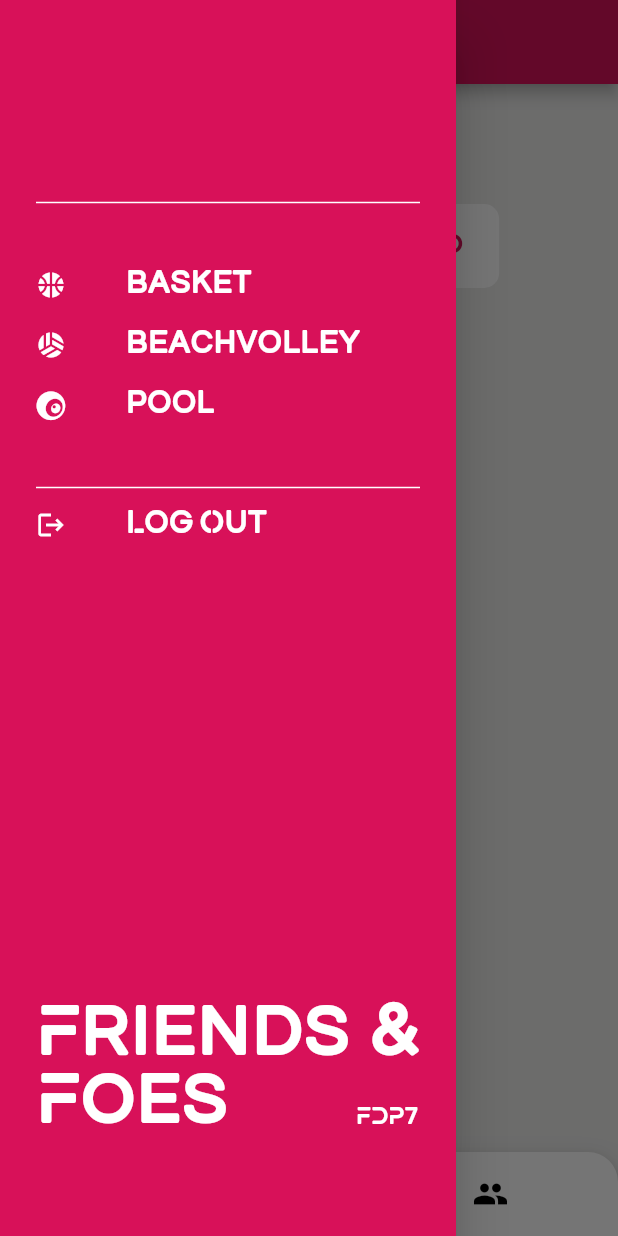
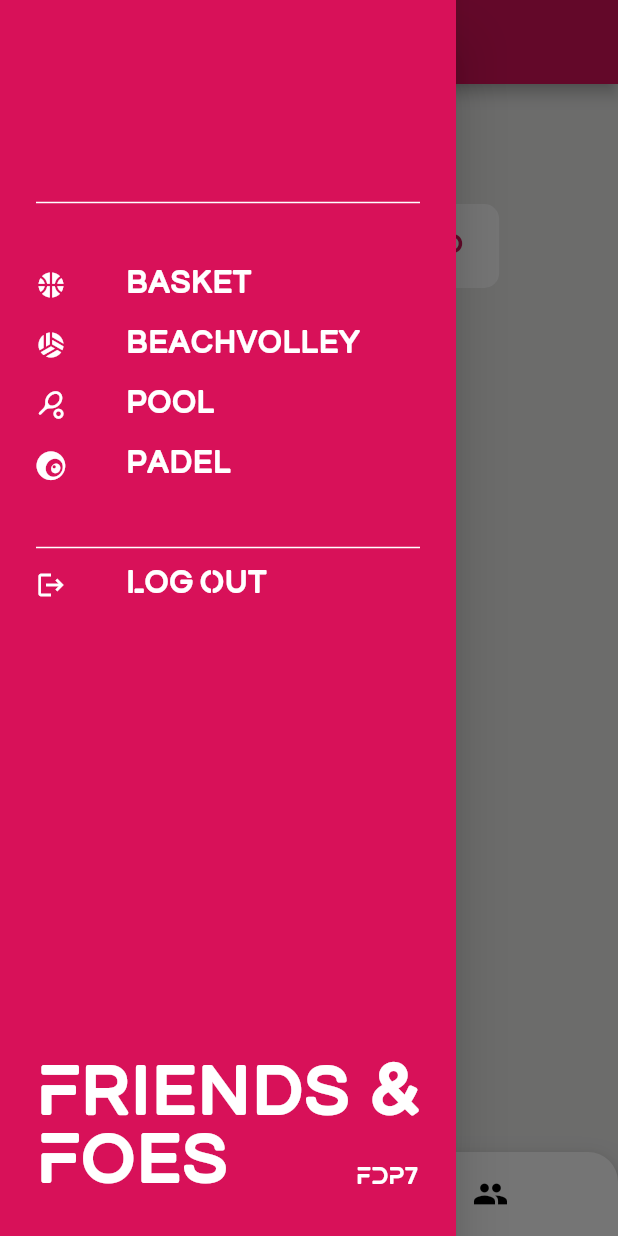
Before and after one commit to fdp7/beachvolleyapp-flutter, a Flutter app: the Home screen opened directly, with the side drawer open, on a phone screen of 412 x 824 dp. Run offline on Flutter 3.47's test engine with Material 2 defaults, Android fonts, the phone set to English and light mode, and no system bars; drawn by our look-alikes of animated_bottom_navigation_bar, pull_to_refresh; our stand-ins replace card_swiper, flutter_login, flutter_secure_storage, font_awesome_flutter, multi_select_flutter and 3 more; missing offline and left inert: dart:ffi; accounts and stored records are empty; network calls fail.

Commit message:
add padel to sports

```diff
--- a/beachvolley_flutter/lib/sideBar_widget.dart
+++ b/beachvolley_flutter/lib/sideBar_widget.dart
@@ -36,8 +36,13 @@ class SideBar extends StatelessWidget {
               ),
               SideBarItem(
                   name: globals.poolEndpoint,
+                  icon: Icons.sports_tennis_rounded,
+                  onPressed: ()=> onSportSelected(context, globals.poolEndpoint)
+              ),
+              SideBarItem(
+                  name: globals.padelEndpoint,
                   icon: const IconData(0xe9b5, fontFamily: "RPGAwesome"),
-                  onPressed: ()=> onSportSelected(context, globals.poolEndpoint)
+                  onPressed: ()=> onSportSelected(context, globals.padelEndpoint)
               ),
               const SizedBox(height: 30,),
               const Divider(thickness: 1, height: 10, color: Colors.white,),
--- a/beachvolley_flutter/lib/utils/globals.dart
+++ b/beachvolley_flutter/lib/utils/globals.dart
@@ -3,6 +3,7 @@ library globals;
 String basketEndpoint = 'basket';
 String beachvolleyEndpoint = 'beachvolley';
 String poolEndpoint = "pool";
+String padelEndpoint = "padel";
 String selectedSport = basketEndpoint; //default is basket
 
 String leagueTitle = 'League';
```
